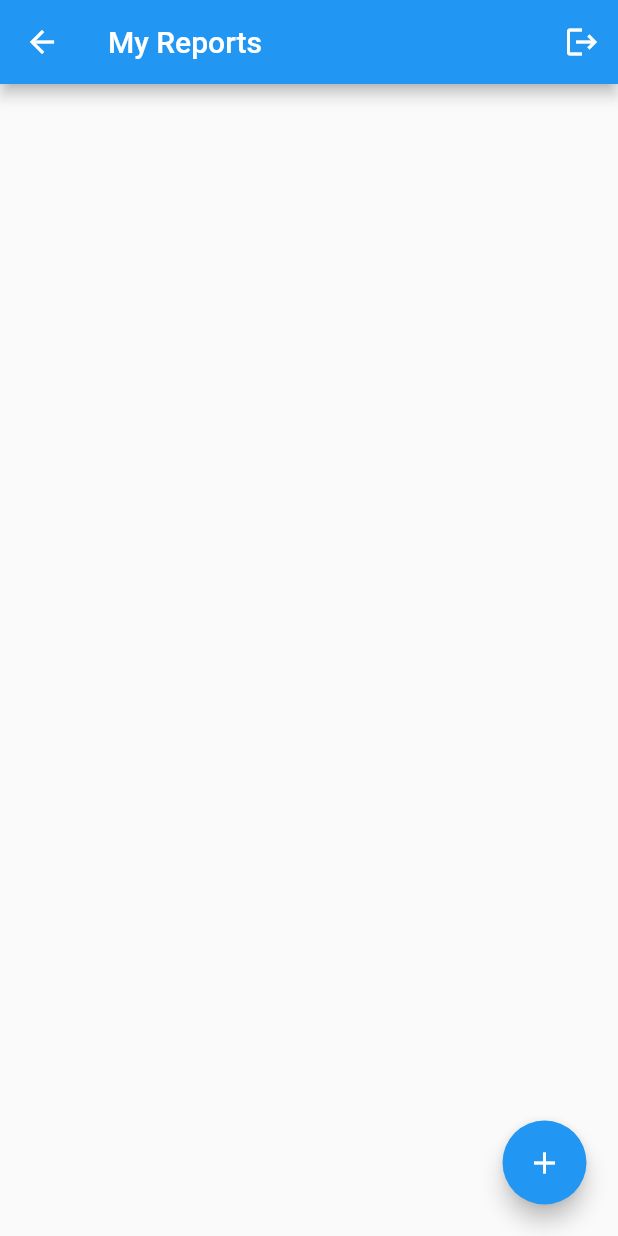
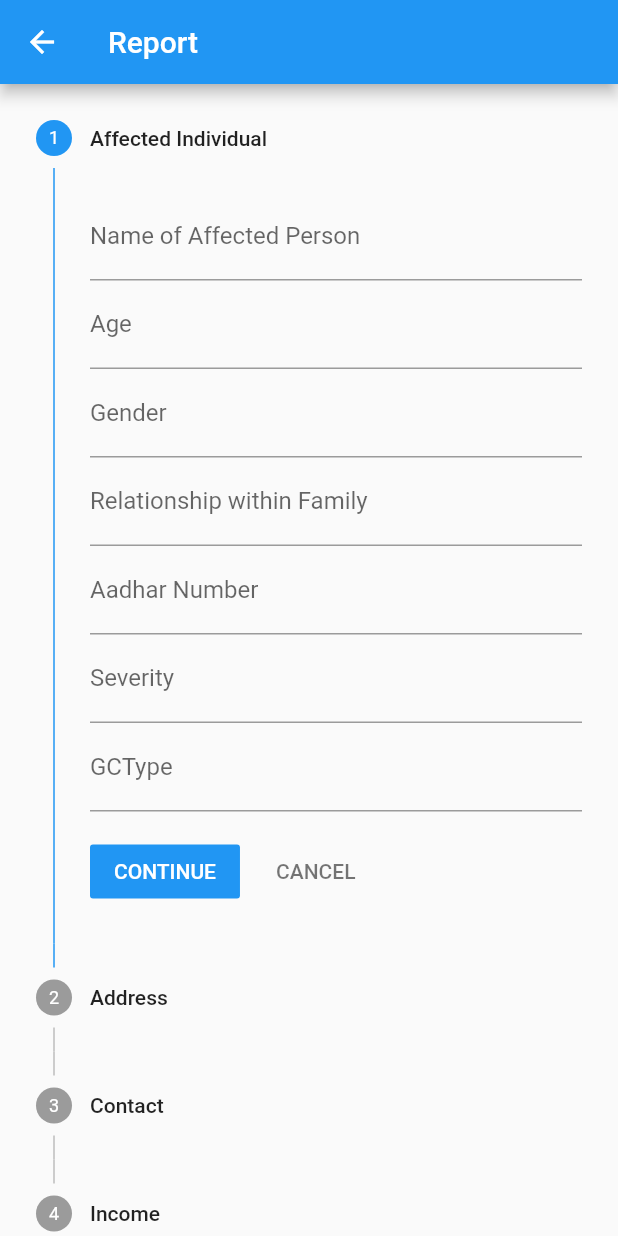
Before and after one commit to subhashissuara/Lend-A-Hand, a Flutter app: the HomeView screen opened directly, after a tap on the "add" icon, on a phone screen of 412 x 824 dp. Run offline on Flutter 3.47's test engine with Material 2 defaults, Android fonts, the phone set to English and light mode, and no system bars; our stand-ins replace auto_size_text, firebase_auth, firebase_core; accounts and stored records are empty.

Commit message:
Implement Form UI

```diff
--- a/lib/main.dart
+++ b/lib/main.dart
@@ -1,4 +1,5 @@
 import 'package:Lend_A_Hand/services/authentication.dart';
+import 'package:Lend_A_Hand/views/form_view.dart';
 import 'package:Lend_A_Hand/views/home_view.dart';
 import 'package:Lend_A_Hand/views/reset_password_view.dart';
 import 'package:Lend_A_Hand/views/signIn_view.dart';
@@ -42,6 +43,7 @@ class MyApp extends StatelessWidget {
           '/signUp': (BuildContext context) => SignUpView(),
           '/signIn': (BuildContext context) => SignInView(),
           '/resetPassword': (BuildContext context) => ResetPasswordView(),
+          '/form': (BuildContext context) => FormView(),
         },
       ),
     );
--- /dev/null
+++ b/lib/views/form_view.dart
@@ -0,0 +1,232 @@
+import 'package:flutter/material.dart';
+import 'package:provider/provider.dart';
+
+/*
+  TO DO
+  - Add Unique ID for Affected Individual
+  - Add Media step for Photo, Video
+*/
+
+class FormView extends StatefulWidget {
+  @override
+  _FormViewState createState() => _FormViewState();
+}
+
+class _FormViewState extends State<FormView> {
+  final int stepLength = 9; // IMP! Have to Change Manually
+  int currentStep = 0;
+  bool formComplete = false;
+
+  void nextStep() {
+    currentStep + 1 != stepLength
+        ? goToStep(currentStep + 1)
+        : setState(() => formComplete = true);
+  }
+
+  void cancelStep() {
+    if (currentStep == 0) {
+      Navigator.pop(context);
+    }
+    if (currentStep > 0) {
+      goToStep(currentStep - 1);
+    }
+  }
+
+  void goToStep(int step) {
+    setState(() => currentStep = step);
+  }
+
+  bool activeCheck(int step) {
+    if (currentStep >= step) {
+      return true;
+    }
+    return false;
+  }
+
+  stepState(int step) {
+    if (currentStep >= step + 1) {
+      return StepState.complete;
+    }
+    return StepState.indexed;
+  }
+
+  Widget formText(String placeholder) {
+    return TextFormField(
+      decoration: InputDecoration(labelText: placeholder),
+    );
+  }
+
+  Widget formTextArea(String placeholder) {
+    return TextFormField(
+      keyboardType: TextInputType.multiline,
+      maxLength: 1000,
+      minLines: 3,
+      maxLines: 10,
+      decoration: InputDecoration(labelText: placeholder),
+    );
+  }
+
+  @override
+  Widget build(BuildContext context) {
+    return Scaffold(
+        appBar: AppBar(
+          title: Text('Report'),
+        ),
+        body: Column(children: <Widget>[
+          formComplete
+              ? Expanded(
+                  child: Center(
+                    child: AlertDialog(
+                      title: new Text("Report Submitted"),
+                      content: new Text(
+                        "Thank you for submitting the report!",
+                      ),
+                      actions: <Widget>[
+                        new FlatButton(
+                          child: new Text(
+                            "Close",
+                            style: TextStyle(
+                              fontSize: 17,
+                            ),
+                          ),
+                          onPressed: () {
+                            Navigator.pop(context);
+                          },
+                        ),
+                      ],
+                    ),
+                  ),
+                )
+              : Expanded(
+                  child: Stepper(
+                      // type: StepperType.horizontal,
+                      currentStep: currentStep,
+                      onStepContinue: nextStep,
+                      onStepTapped: (step) => goToStep(step),
+                      onStepCancel: cancelStep,
+                      steps: <Step>[
+                        // Affected (TO DO - Person ID)
+                        Step(
+                          title: const Text('Affected Individual'),
+                          isActive: activeCheck(0),
+                          state: stepState(0),
+                          content: Column(
+                            children: <Widget>[
+                              formText('Name of Affected Person'),
+                              formText('Age'),
+                              formText('Gender'),
+                              formText('Relationship within Family'),
+                              formText('Aadhar Number'),
+                              formText('Severity'), // Hi Med Lo
+                              formText('GCType'), // 0 or 1 Dialog
+                            ],
+                          ),
+                        ),
+                        // CASE
+                        Step(
+                          isActive: activeCheck(1),
+                          state: stepState(1),
+                          title: const Text('Address'),
+                          content: Column(
+                            children: <Widget>[
+                              formText('District'),
+                              formText('Block'),
+                              formText('GP'),
+                              formText('Village'),
+                              formText('Origin State'),
+                              formText('Origin District'),
+                            ],
+                          ),
+                        ),
+                        Step(
+                          isActive: activeCheck(2),
+                          state: stepState(2),
+                          title: const Text('Contact'),
+                          content: Column(
+                            children: <Widget>[
+                              formText('Affected Person\'s Phone'),
+                              formText('Affected Person\'s Email'),
+                              formText('Your (Volunteer)\'s Phone'),
+                              formText('Your (Volunteer)\'s Email'),
+                            ],
+                          ),
+                        ),
+                        Step(
+                          isActive: activeCheck(3),
+                          state: stepState(3),
+                          title: const Text('Income'),
+                          content: Column(
+                            children: <Widget>[
+                              formText('Affected Person\'s Job'),
+                              formText('Affected Person\'s Income'),
+                              formText('Family\'s Financial Status'),
+                            ],
+                          ),
+                        ),
+                        Step(
+                          isActive: activeCheck(4),
+                          state: stepState(4),
+                          title: const Text('Health'),
+                          content: Column(
+                            children: <Widget>[
+                              formText('Fever Status'),
+                              formText('Cough Status'),
+                              formText('Respiratory Status'),
+                            ],
+                          ),
+                        ),
+                        Step(
+                          isActive: activeCheck(5),
+                          state: stepState(5),
+                          title: const Text('Education'),
+                          content: Column(
+                            children: <Widget>[
+                              formText('Affected Person\'s Education'),
+                              formText('Family\'s Education'),
+                            ],
+                          ),
+                        ),
+                        Step(
+                          isActive: activeCheck(6),
+                          state: stepState(6),
+                          title: const Text('Income'),
+                          content: Column(
+                            children: <Widget>[
+                              formText('Affected Person\'s Job'),
+                              formText('Affected Person\'s Income'),
+                              formText('Family\'s Financial Status'),
+                            ],
+                          ),
+                        ),
+                        Step(
+                          isActive: activeCheck(7),
+                          state: stepState(7),
+                          title: const Text('Affected Family'),
+                          content: Column(
+                            children: <Widget>[
+                              formText('Vulnerable Family Member'),
+                              formText('Ages (Separated by Comma)'),
+                              formText('Gender (Separated by Comma)'),
+                            ],
+                          ),
+                        ),
+                        Step(
+                          isActive: activeCheck(8),
+                          state: stepState(8),
+                          title: const Text('Issue'),
+                          content: Column(
+                            children: <Widget>[
+                              formTextArea('Describe the Case'),
+                              formTextArea('History of the Case'),
+                              formTextArea('Describe the Help Needed'),
+                            ],
+                          ),
+                        ),
+                        // TO DO - MEDIA
+                      ]),
+                ),
+        ]
+      )
+    );
+  }
+}
--- a/lib/views/home_view.dart
+++ b/lib/views/home_view.dart
@@ -22,11 +22,26 @@ class _HomeViewState extends State<HomeView> {
             )
         ],
       ),
+      // Work In Progress
+      body: Center(
+        child: Column(
+          mainAxisAlignment: MainAxisAlignment.center,
+          children: [
+          Text(
+            "My Reports Page Working in Progress...",
+            style: TextStyle(
+              fontSize: 24,
+              color: Colors.grey,
+            ),
+            textAlign: TextAlign.center,
+          )
+        ],),
+      ),
       floatingActionButton: Padding(
         padding: const EdgeInsets.only(right: 5, bottom: 5),
         child: FloatingActionButton(
           onPressed: () {
-            // Implement Forms
+            Navigator.pushNamed(context, '/form');
           },
           tooltip: 'Report',
           child: Icon(Icons.add),
```
